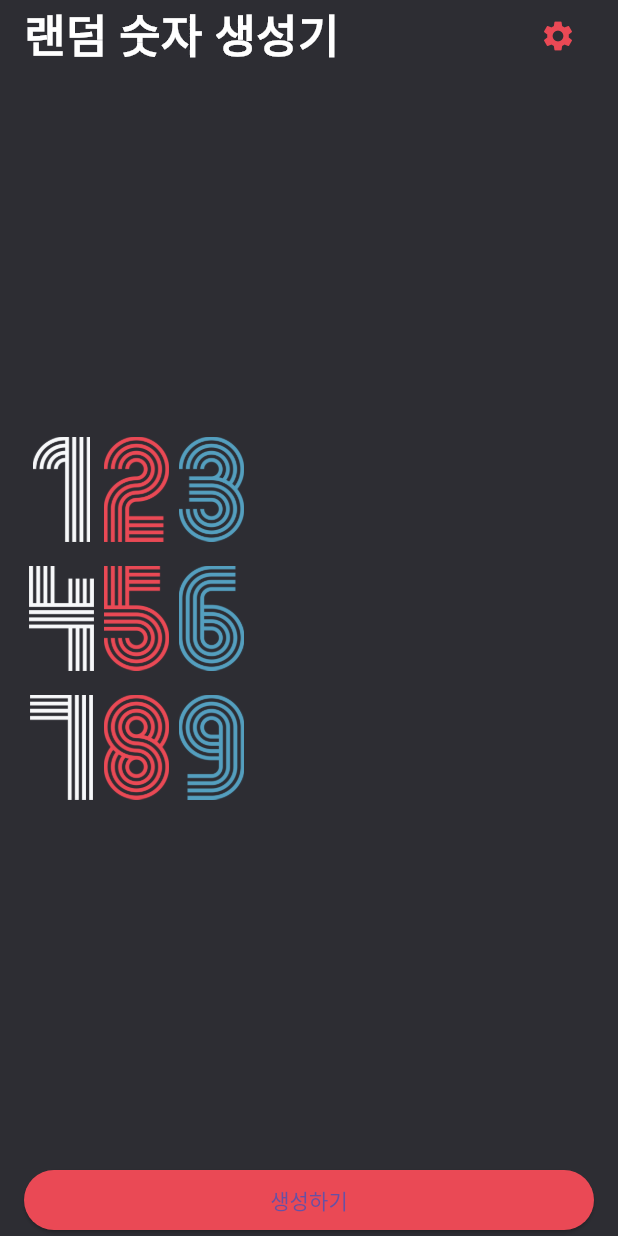
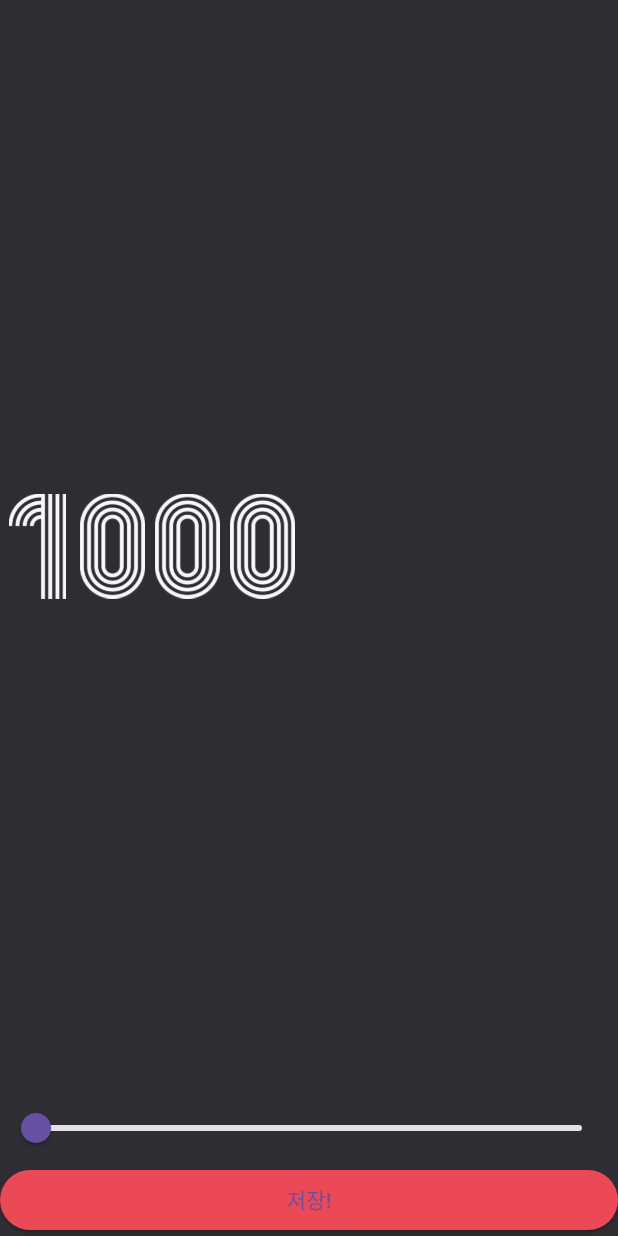
Before and after one commit to HiPeun/flutterprojectrandomnumber, a Flutter app: the screen it shows after launch, after a tap on the "settings" icon, on a phone screen of 412 x 824 dp. Run offline on Flutter 3.47's test engine with Material 3 defaults, Android fonts, the phone set to English and light mode, and no system bars.

Commit message:
랜덤 번호 생성기 완료

```diff
--- /dev/null
+++ b/lib/component/number_row.dart
@@ -0,0 +1,25 @@
+import 'package:flutter/material.dart';
+
+class NumberRow extends StatelessWidget {
+  final int number;
+
+  const NumberRow({required this.number, super.key});
+
+  @override
+  Widget build(BuildContext context) {
+    return Row(
+      children: number
+          .toInt()
+          .toString()
+          .split('')
+          .map(
+            (e) => Image.asset(
+              'asset/img/$e.png',
+              width: 50.0,
+              height: 70.0,
+            ),
+          )
+          .toList(),
+    );
+  }
+}
--- a/lib/screen/home_screen.dart
+++ b/lib/screen/home_screen.dart
@@ -3,7 +3,9 @@ import 'dart:math';
 import 'package:flutter/cupertino.dart';
 import 'package:flutter/material.dart';
 import 'package:flutter/widgets.dart';
+import 'package:randomnumber/component/number_row.dart';
 import 'package:randomnumber/constant/color.dart';
+import 'package:randomnumber/screen/settings_screen.dart';
 
 class HomeScreen extends StatefulWidget {
   const HomeScreen({super.key});
@@ -12,16 +14,20 @@ class HomeScreen extends StatefulWidget {
   State<HomeScreen> createState() => _HomeScreenState();
 }
 
+//번호를 랜덤으로 생성하기 위해 List int 타입으로 랜덤 번호를 넣어줬다.
 class _HomeScreenState extends State<HomeScreen> {
-  List<int> randomNumbers =[
+  int maxNumber = 1000;
+  List<int> randomNumbers = [
     123,
     456,
     789,
   ];
+
   @override
   Widget build(BuildContext context) {
     return Scaffold(
       backgroundColor: PRIMARY_COLOR,
+      //프라이마리 컬러 부분 이 부분은 color.dart 부분에서 색을 지정해줘서 쓸 수 있다.
       body: SafeArea(
         child: Padding(
           padding: EdgeInsets.symmetric(
@@ -30,7 +36,62 @@ class _HomeScreenState extends State<HomeScreen> {
           child: Column(
             crossAxisAlignment: CrossAxisAlignment.start,
             children: [
-              Row(
+              _Header(
+                onPressed: onSettingsPop,
+              ), //코드 정리해서 보고 싶은 코드를 볼 수 있다.
+
+              _Body(
+                randomNumbers: randomNumbers,
+              ),
+              _Footer(onPressed: onRandomNumberGenerate),
+            ],
+          ),
+        ),
+      ),
+    );
+  }
+  void onSettingsPop () async {
+    //list -- add
+    //[HomeScreen(), SettingsScreen()]
+    // 네비게이터는 of context는 바로 아래 오는 context를 찾아서 페이지를 이동시킨다.
+    final result = await Navigator.of(context).push<int>(
+      MaterialPageRoute(
+        builder: (BuildContext context) {
+          return SettingsScreen(maxNumber: maxNumber,);
+        },
+      ),
+    );
+    if(result != null){
+      setState(() {
+        maxNumber = result;
+      });
+    }
+  }
+
+  void onRandomNumberGenerate() {
+    final rand = Random();
+
+    final Set<int> newNumbers = {};
+
+    while (newNumbers.length != 3) {
+      final number = rand.nextInt(maxNumber);
+
+      newNumbers.add(number);
+    }
+
+    setState(() {
+      randomNumbers = newNumbers.toList();
+    });
+  }
+}
+
+class _Header extends StatelessWidget {
+  final VoidCallback onPressed;
+  const _Header({required this.onPressed, Key? key,}): super(key: key);
+
+  @override
+  Widget build(BuildContext context) {
+    return Row(
       mainAxisAlignment: MainAxisAlignment.spaceBetween,
       children: [
         Text(
@@ -42,71 +103,60 @@ class _HomeScreenState extends State<HomeScreen> {
           ),
         ),
         IconButton(
-                    onPressed: () {},
+          onPressed:onPressed,
           icon: Icon(
             Icons.settings,
             color: RED_COLOR,
           ),
         ),
       ],
-              ),
-              Expanded(
+    );
+  }
+}
+
+class _Body extends StatelessWidget {
+  final List<int> randomNumbers;
+
+  const _Body({required this.randomNumbers, Key? key}) : super(key: key);
+
+  @override
+  Widget build(BuildContext context) {
+    return Expanded(
       child: Column(
         mainAxisAlignment: MainAxisAlignment.center,
-                  children:
-                    randomNumbers
+        children: randomNumbers
             .asMap()
             .entries
             .map(
               (x) => Padding(
-                          padding:  EdgeInsets.only(bottom: x.key == 2 ? 0:  16.0), //x값의 키가 2면 0을 실행 아니면 16을 실행
-                          child: Row(
-                            children: x.value
-                                .toString()
-                                .split('')
-                                .map(
-                                  (y) => Image.asset(
-                                    'asset/img/$y.png',
-                                    height: 70.0,
-                                    width: 50.0,
-                                  ),
-                                )
-                                .toList(),
+                padding: EdgeInsets.only(bottom: x.key == 2 ? 0 : 16.0),
+                //x값의 키가 2면 0을 실행 아니면 16을 실행
+                child: NumberRow(
+                  number: x.value,
                 ),
               ),
             )
             .toList(),
       ),
-              ),
-              SizedBox(
+    );
+  }
+}
+
+class _Footer extends StatelessWidget {
+  final VoidCallback onPressed;
+
+  const _Footer({required this.onPressed, Key? key}) : super(key: key);
+
+  @override
+  Widget build(BuildContext context) {
+    return SizedBox(
       width: double.infinity,
       child: ElevatedButton(
         style: ElevatedButton.styleFrom(
           backgroundColor: RED_COLOR,
         ),
-                  onPressed: () {
-                    final rand = Random();
-
-                    final Set<int> newNumbers = {};
-
-                    while(newNumbers.length != 3){
-                     final number = rand.nextInt(1000);
-
-                     newNumbers.add(number);
-                    }
-
-
-                    setState(() {
-                      randomNumbers = newNumbers.toList();
-                    });
-
-                  },
+        onPressed: onPressed,
         child: Text('생성하기'),
-                ),
-              ),
-            ],
-          ),
-        ),
       ),
     );
   }
--- /dev/null
+++ b/lib/screen/settings_screen.dart
@@ -0,0 +1,99 @@
+import 'package:flutter/cupertino.dart';
+import 'package:flutter/material.dart';
+import 'package:randomnumber/component/number_row.dart';
+import 'package:randomnumber/constant/color.dart';
+
+class SettingsScreen extends StatefulWidget {
+  final int maxNumber;
+
+  const SettingsScreen({required this.maxNumber, super.key});
+
+  @override
+  State<SettingsScreen> createState() => _SettingsScreenState();
+}
+
+class _SettingsScreenState extends State<SettingsScreen> {
+  double maxNumber = 1000;
+
+  @override
+  void initState() {
+    super.initState();
+
+    maxNumber = widget.maxNumber.toDouble();
+  }
+
+  @override
+  Widget build(BuildContext context) {
+    return Scaffold(
+        backgroundColor: PRIMARY_COLOR,
+        body: Column(
+          children: [
+            _Body(maxNumber: maxNumber),
+            _Footer(
+              maxNumber: maxNumber,
+              onSliderChanged: onSliderChanged,
+              onButtonPressed: onButtonPressed,
+            )
+          ],
+        ));
+  }
+
+  void onSliderChanged(double val) {
+    setState(() {
+      maxNumber = val;
+    });
+  }
+
+  void onButtonPressed() {
+    Navigator.of(context).pop(maxNumber.toInt());
+  }
+}
+
+class _Body extends StatelessWidget {
+  final double maxNumber;
+
+  const _Body({required this.maxNumber, super.key});
+
+  @override
+  Widget build(BuildContext context) {
+    return Expanded(
+      child: NumberRow(
+        number: maxNumber.toInt(),
+      ),
+    );
+  }
+}
+
+class _Footer extends StatelessWidget {
+  final double maxNumber;
+  final ValueChanged<double>? onSliderChanged;
+  final VoidCallback onButtonPressed;
+
+  const _Footer(
+      {required this.maxNumber,
+      required this.onSliderChanged,
+      required this.onButtonPressed,
+      super.key});
+
+  @override
+  Widget build(BuildContext context) {
+    return Column(
+      crossAxisAlignment: CrossAxisAlignment.stretch,
+      children: [
+        Slider(
+          value: maxNumber,
+          min: 1000,
+          max: 100000,
+          onChanged: onSliderChanged,
+        ),
+        ElevatedButton(
+          onPressed: onButtonPressed,
+          style: ElevatedButton.styleFrom(
+            backgroundColor: RED_COLOR,
+          ),
+          child: Text('저장!'),
+        ),
+      ],
+    );
+  }
+}
```
Also changed, not shown: 1 other file. Lines whose indentation alone changed are shown as unchanged.
